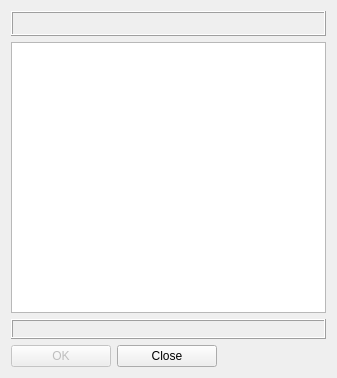
Before: the Qt Designer form dialog_workouts.ui in Tria-Andy/WorkoutEditor, drawn with Qt 5.
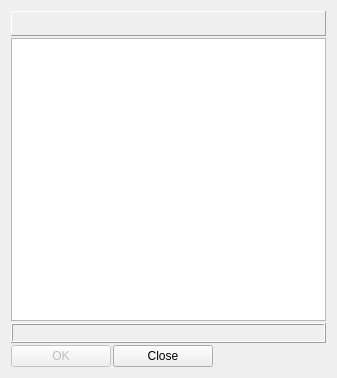
After: the same form once the commit is applied.

Commit message: Change Label to Panel

What changed in the file:
```diff
--- a/dialog_workouts.ui
+++ b/dialog_workouts.ui
@@ -14,6 +14,9 @@
    <string>Standard Workouts</string>
   </property>
   <layout class="QVBoxLayout" name="verticalLayout">
+   <property name="spacing">
+    <number>2</number>
+   </property>
    <item>
     <widget class="QLabel" name="label_sport">
      <property name="minimumSize">
@@ -30,7 +33,7 @@
       </font>
      </property>
      <property name="frameShape">
-      <enum>QFrame::Box</enum>
+      <enum>QFrame::Panel</enum>
      </property>
      <property name="frameShadow">
       <enum>QFrame::Raised</enum>
```
